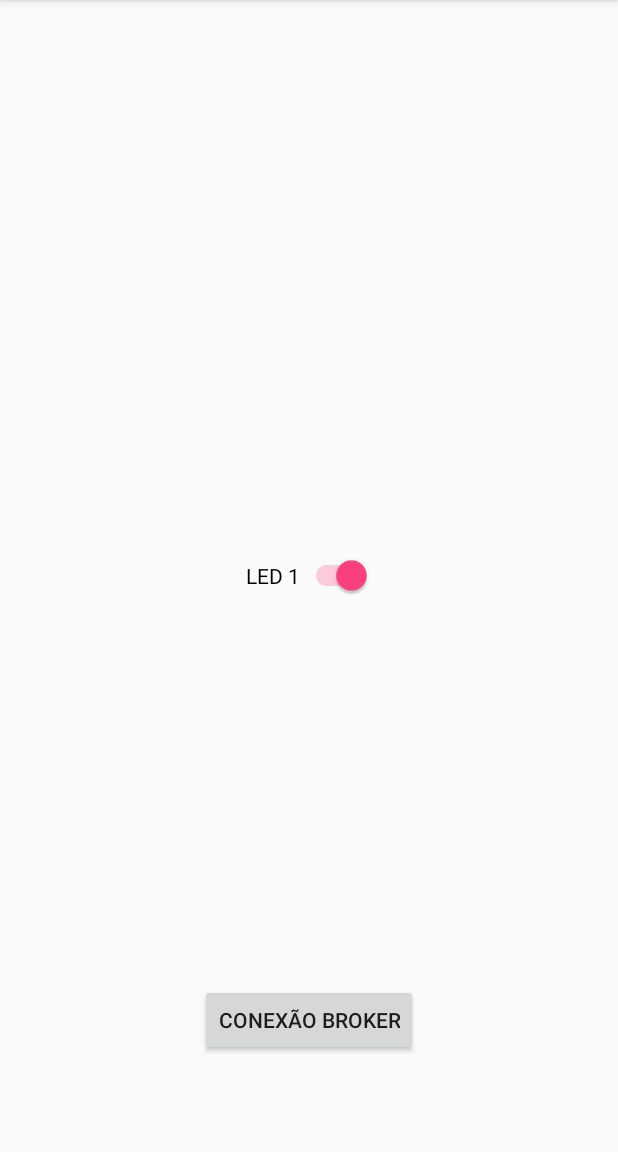
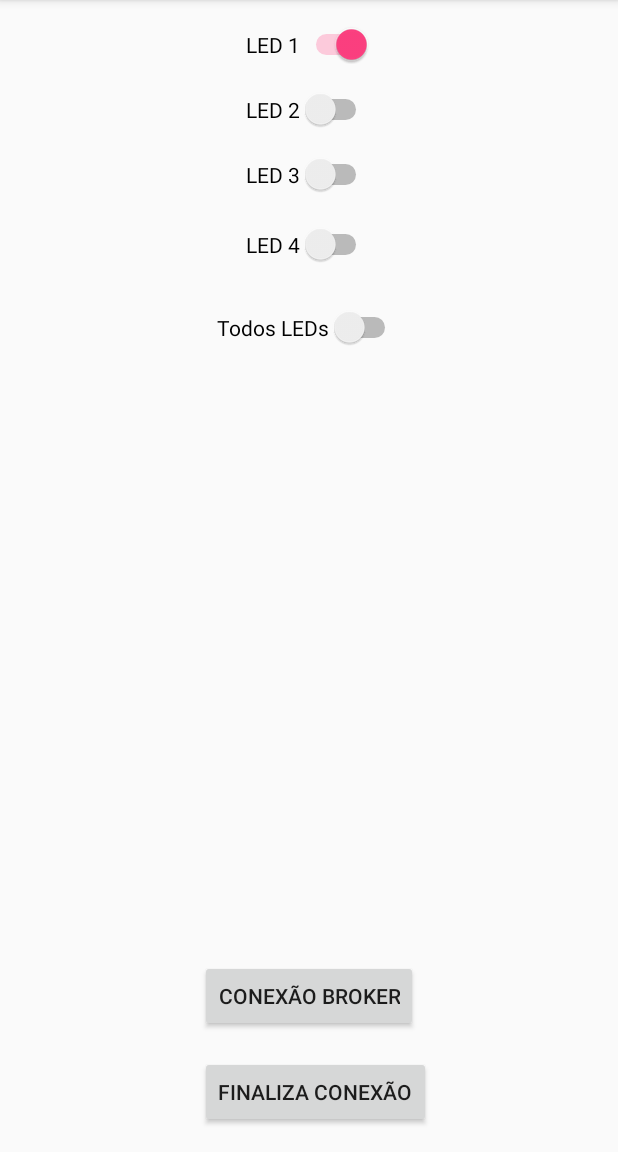
Before and after one commit to e-deslan/MagicLamp, an Android app: the screen it shows after launch (MainActivity), after a tap on "LED 1", on a phone screen of 412 x 824 dp, the part 84-1236 px from its top. Run offline under Robolectric (Android 15) with nearby library versions, the phone set to English and light mode, and no system bars; libraries missing offline, so code that uses them is left out: org.eclipse.paho; 4 statements that could not run were skipped.

Commit message:
ligando varios leds

```diff
--- a/app/src/main/java/com/example/e_deslan/magiclamp/MainActivity.java
+++ b/app/src/main/java/com/example/e_deslan/magiclamp/MainActivity.java
@@ -13,7 +13,7 @@ import org.eclipse.paho.client.mqttv3.MqttClient;
 import org.eclipse.paho.client.mqttv3.MqttException;
 import org.eclipse.paho.client.mqttv3.MqttMessage;
 
-public class MainActivity extends AppCompatActivity{
+public class MainActivity extends AppCompatActivity implements View.OnClickListener{
 
     private ProgressDialog progress;
 
@@ -21,18 +21,88 @@ public class MainActivity extends AppCompatActivity{
     protected void onCreate(Bundle savedInstanceState) {
         super.onCreate(savedInstanceState);
         setContentView(R.layout.activity_main);
+        Switch chave1 = (Switch) findViewById(R.id.switch1);
+        chave1.setOnClickListener(this);
+        Switch chave2 = (Switch) findViewById(R.id.switch2);
+        chave2.setOnClickListener(this);
+        Switch chave3 = (Switch) findViewById(R.id.switch3);
+        chave3.setOnClickListener(this);
+        Switch chave4 = (Switch) findViewById(R.id.switch4);
+        chave4.setOnClickListener(this);
+        Switch chave5 = (Switch) findViewById(R.id.switch5);
+        chave5.setOnClickListener(this);
     }
 
-    //finaliza a conexao com o broker quando o aplicativo termina
     @Override
-    protected void onDestroy() {
-        super.onDestroy();
+    public void onClick(View v) {
+        String comando = "";
+        switch (v.getId()) {
+            case R.id.switch1:
+                Switch s1 = (Switch) findViewById(R.id.switch1);
+                if (s1.isChecked()){
+                    comando = "ligar";
+                }
+                else{
+                    comando = "desligar";
+                }
+                ConexaoMQTT.publica("led/1", comando);
+                break;
+            case R.id.switch2:
+                Switch s2 = (Switch) findViewById(R.id.switch2);
+                if (s2.isChecked()){
+                    comando = "ligar";
+                }
+                else{
+                    comando = "desligar";
+                }
+                ConexaoMQTT.publica("led/2", comando);
+                break;
+            case R.id.switch3:
+                Switch s3 = (Switch) findViewById(R.id.switch3);
+                if (s3.isChecked()){
+                    comando = "ligar";
+                }
+                else{
+                    comando = "desligar";
+                }
+                ConexaoMQTT.publica("led/3", comando);
+                break;
+            case R.id.switch4:
+                Switch s4 = (Switch) findViewById(R.id.switch4);
+                if (s4.isChecked()){
+                    comando = "ligar";
+                }
+                else{
+                    comando = "desligar";
+                }
+                ConexaoMQTT.publica("led/4", comando);
+                break;
+            case R.id.switch5:
+                Switch s5 = (Switch) findViewById(R.id.switch5);
+                if (s5.isChecked()){
+                    comando = "ligar";
+                }
+                else{
+                    comando = "desligar";
+                }
+                ConexaoMQTT.publica("led/1", comando);
+                ConexaoMQTT.publica("led/2", comando);
+                ConexaoMQTT.publica("led/3", comando);
+                ConexaoMQTT.publica("led/4", comando);
+                break;
+            default:
+                break;
+        }
+    }
+
+    public void finaliza(View v) {
         ConexaoMQTT.finalizaConexao();
     }
 
     public void conexao(View v){
         Intent intent = new Intent(this, Config.class);
         startActivity(intent);
+        finish();
     }
 
     //funcao chamada quando a chave eh alterada
@@ -45,52 +115,6 @@ public class MainActivity extends AppCompatActivity{
         else{
             comando = "desligar";
         }
-        new PublishAsyncTask(this).execute(comando);
-    }
-
-    private class PublishAsyncTask extends AsyncTask<String, Void, Void>{
-
-        final Context context;
-
-        public PublishAsyncTask(Context c){
-            this.context = c;
-        }
-
-        protected void onPreExecute(){
-            progress = new ProgressDialog(this.context);
-            progress.setMessage("Publishing...");
-            progress.show();
-        }
-
-        @Override
-        protected Void doInBackground(String... params) {
-
-            String topico = "led";
-            String comando = params[0];
-            int qos = 2;
-            try {
-                MqttClient cliente = ConexaoMQTT.getCliente();
-                MqttMessage message = new MqttMessage(comando.getBytes());
-                message.setQos(qos);
-                cliente.publish(topico, message);
-                cliente.setTimeToWait(2000);
-
-                MainActivity.this.runOnUiThread(new Runnable() {
-
-                    @Override
-                    public void run() {
-                        progress.dismiss();
-                    }
-                });
-            } catch (MqttException me) {
-                System.out.println("reason " + me.getReasonCode());
-                System.out.println("msg " + me.getMessage());
-                System.out.println("loc " + me.getLocalizedMessage());
-                System.out.println("cause " + me.getCause());
-                System.out.println("excep " + me);
-                me.printStackTrace();
-            }
-            return null;
-        }
+        ConexaoMQTT.publica("led", comando);
     }
 }
--- a/app/src/main/res/layout/activity_main.xml
+++ b/app/src/main/res/layout/activity_main.xml
@@ -13,22 +13,77 @@
         android:layout_width="wrap_content"
         android:layout_height="wrap_content"
         android:id="@+id/switch1"
-        android:layout_centerHorizontal="true"
-        android:layout_marginBottom="59dp"
         android:text="LED 1"
         android:textOn="ligar"
         android:textOff="desligar"
-        android:onClick="publica"
-        android:layout_centerVertical="true" />
+        android:layout_alignParentTop="true"
+        android:layout_centerHorizontal="true" />
+
+    <Switch
+        android:layout_width="wrap_content"
+        android:layout_height="wrap_content"
+        android:text="LED 2"
+        android:id="@+id/switch2"
+        android:textOn="ligar"
+        android:textOff="desligar"
+        android:layout_below="@+id/switch1"
+        android:layout_alignLeft="@+id/switch1"
+        android:layout_alignStart="@+id/switch1"
+        android:layout_marginTop="16dp" />
+
+    <Switch
+        android:layout_width="wrap_content"
+        android:layout_height="wrap_content"
+        android:text="LED 3"
+        android:id="@+id/switch3"
+        android:textOn="ligar"
+        android:textOff="desligar"
+        android:layout_below="@+id/switch2"
+        android:layout_alignLeft="@+id/switch2"
+        android:layout_alignStart="@+id/switch2"
+        android:layout_marginTop="16dp" />
+
+    <Switch
+        android:layout_width="wrap_content"
+        android:layout_height="wrap_content"
+        android:text="LED 4"
+        android:id="@+id/switch4"
+        android:textOn="ligar"
+        android:textOff="desligar"
+        android:layout_below="@+id/switch3"
+        android:layout_alignLeft="@+id/switch3"
+        android:layout_alignStart="@+id/switch3"
+        android:layout_marginTop="19dp" />
+
+    <Switch
+        android:layout_width="wrap_content"
+        android:layout_height="wrap_content"
+        android:text="Todos LEDs"
+        android:id="@+id/switch5"
+        android:layout_below="@+id/switch4"
+        android:layout_centerHorizontal="true"
+        android:layout_marginTop="28dp"
+        android:textOn="ligar"
+        android:textOff="desligar" />
 
     <Button
         android:layout_width="wrap_content"
         android:layout_height="wrap_content"
         android:text="Conexão Broker"
         android:id="@+id/button2"
+        android:layout_marginBottom="16dp"
+        android:onClick="conexao"
+        android:layout_above="@+id/button"
+        android:layout_centerHorizontal="true" />
+
+    <Button
+        android:layout_width="wrap_content"
+        android:layout_height="wrap_content"
+        android:text="Finaliza Conexão"
+        android:onClick="finaliza"
+        android:id="@+id/button"
         android:layout_alignParentBottom="true"
-        android:layout_centerHorizontal="true"
-        android:layout_marginBottom="48dp"
-        android:onClick="conexao"/>
+        android:layout_alignLeft="@+id/button2"
+        android:layout_alignStart="@+id/button2" />
 
 </RelativeLayout>
```
Also changed, not shown: app/src/main/java/com/example/e_deslan/magiclamp/ConexaoMQTT.java (+31 -14 lines).
